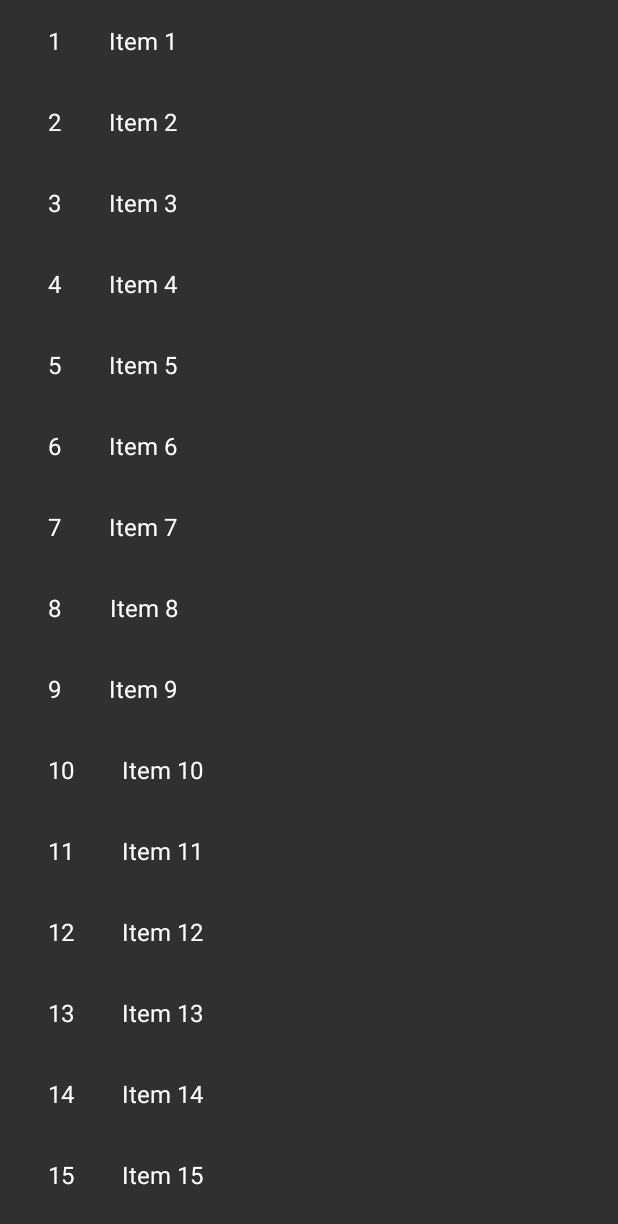
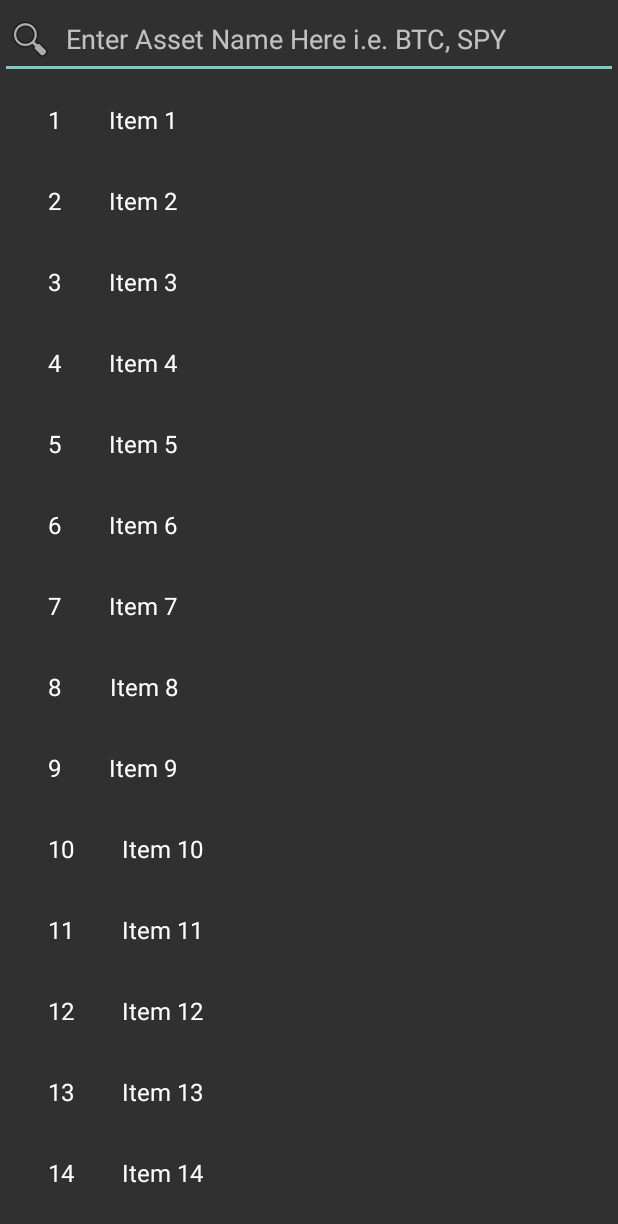
Before and after one commit to rghodke/StockFolio, an Android app: the screen it shows after launch (MainActivity), after a tap on an icon or button, on a phone screen of 412 x 824 dp. Shown: the top 1224 px of the screen. Run offline under Robolectric (Android 15) with nearby library versions, the phone set to English and light mode, and no system bars.

Commit message:
improvement(stockfolio): Overhaul Add Asset Fragment

```diff
--- a/app/src/main/java/com/clearbox/stockfolio/fragment/AddAssetFragment.java
+++ b/app/src/main/java/com/clearbox/stockfolio/fragment/AddAssetFragment.java
@@ -11,6 +11,9 @@ import androidx.recyclerview.widget.RecyclerView;
 import android.view.LayoutInflater;
 import android.view.View;
 import android.view.ViewGroup;
+import android.view.inputmethod.InputMethodManager;
+import android.widget.EditText;
+import android.widget.Toast;
 
 import com.clearbox.stockfolio.R;
 import com.clearbox.stockfolio.adapter.MyAssetItemRecyclerViewAdapter;
@@ -21,11 +24,6 @@ import com.clearbox.stockfolio.fragment.dummy.DummyContent;
  */
 public class AddAssetFragment extends Fragment {
 
-    // TODO: Customize parameter argument names
-    private static final String ARG_COLUMN_COUNT = "column-count";
-    // TODO: Customize parameters
-    private int mColumnCount = 1;
-
     /**
      * Mandatory empty constructor for the fragment manager to instantiate the
      * fragment (e.g. upon screen orientation changes).
@@ -33,7 +31,6 @@ public class AddAssetFragment extends Fragment {
     public AddAssetFragment() {
     }
 
-    // TODO: Customize parameter initialization
     @SuppressWarnings("unused")
     public static AddAssetFragment newInstance() {
         AddAssetFragment fragment = new AddAssetFragment();
@@ -43,28 +40,34 @@ public class AddAssetFragment extends Fragment {
     @Override
     public void onCreate(Bundle savedInstanceState) {
         super.onCreate(savedInstanceState);
-
-        if (getArguments() != null) {
-            mColumnCount = getArguments().getInt(ARG_COLUMN_COUNT);
-        }
     }
 
     @Override
     public View onCreateView(LayoutInflater inflater, ViewGroup container,
                              Bundle savedInstanceState) {
         View view = inflater.inflate(R.layout.fragment_add_asset, container, false);
+        setupViews(view);
 
-        // Set the adapter
-        if (view instanceof RecyclerView) {
-            Context context = view.getContext();
-            RecyclerView recyclerView = (RecyclerView) view;
-            if (mColumnCount <= 1) {
-                recyclerView.setLayoutManager(new LinearLayoutManager(context));
-            } else {
-                recyclerView.setLayoutManager(new GridLayoutManager(context, mColumnCount));
-            }
-            recyclerView.setAdapter(new MyAssetItemRecyclerViewAdapter(DummyContent.ITEMS));
-        }
         return view;
     }
+
+    private void setupViews(View view) {
+        final Context context = view.getContext();
+
+        RecyclerView recyclerView = (RecyclerView) view.findViewById(R.id.RecyclerView_Add_Asset);
+        recyclerView.setLayoutManager(new LinearLayoutManager(context));
+        recyclerView.setAdapter(new MyAssetItemRecyclerViewAdapter(DummyContent.ITEMS));
+
+        final EditText mSearchEditText = view.findViewById(R.id.EditText_Search);
+        mSearchEditText.requestFocus();
+        mSearchEditText.postDelayed(new Runnable() {
+            @Override
+            public void run() {
+                InputMethodManager keyboard = (InputMethodManager)
+                        context.getSystemService(Context.INPUT_METHOD_SERVICE);
+                keyboard.showSoftInput(mSearchEditText, 0);
+            }
+        },200);
+    }
+
 }
--- a/app/src/main/res/layout/fragment_add_asset.xml
+++ b/app/src/main/res/layout/fragment_add_asset.xml
@@ -1,13 +1,32 @@
 <?xml version="1.0" encoding="utf-8"?>
-<androidx.recyclerview.widget.RecyclerView xmlns:android="http://schemas.android.com/apk/res/android"
+<RelativeLayout xmlns:android="http://schemas.android.com/apk/res/android"
     xmlns:app="http://schemas.android.com/apk/res-auto"
     xmlns:tools="http://schemas.android.com/tools"
-    android:id="@+id/list"
-    android:name="com.clearbox.stockfolio.fragment.AddAssetFragment"
     android:layout_width="match_parent"
     android:layout_height="match_parent"
-    android:layout_marginLeft="16dp"
-    android:layout_marginRight="16dp"
-    app:layoutManager="LinearLayoutManager"
-    tools:context=".fragment.AddAssetFragment"
-    tools:listitem="@layout/list_item_add_asset" />
+    tools:context=".fragment.AddAssetFragment">
+
+    <EditText
+        android:id="@+id/EditText_Search"
+        android:drawableStart="@android:drawable/ic_menu_search"
+        android:drawableLeft="@android:drawable/ic_menu_search"
+        android:drawablePadding="8dp"
+        android:layout_width="match_parent"
+        android:layout_height="wrap_content"
+        android:hint="Enter Asset Name Here i.e. BTC, SPY"
+        android:inputType="text"
+        android:maxLines="1">
+    </EditText>
+
+    <androidx.recyclerview.widget.RecyclerView
+        android:id="@+id/RecyclerView_Add_Asset"
+        android:name="com.clearbox.stockfolio.fragment.AddAssetFragment"
+        android:layout_below="@+id/EditText_Search"
+        android:layout_width="match_parent"
+        android:layout_height="match_parent"
+        android:layout_marginLeft="16dp"
+        android:layout_marginRight="16dp"
+        app:layoutManager="LinearLayoutManager"
+        tools:listitem="@layout/list_item_add_asset" />
+
+</RelativeLayout>
```
